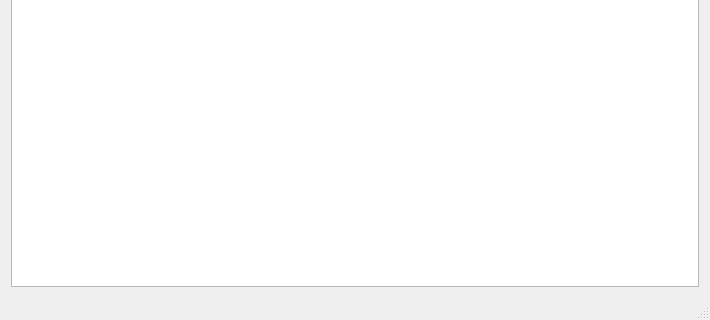
The window that MicrologicIDE.ui (labbish/MicrologicIDE) describes before a commit, drawn with Qt 5; both pictures show x 0 to 710 and y 257 to 577 of the 710 by 577 pixel window.
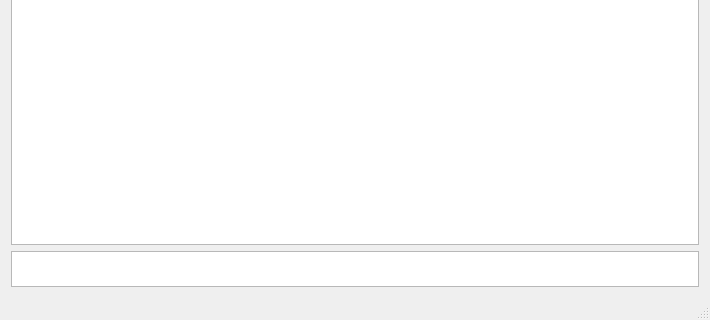
The same window after the commit. Icons and pictures are not drawn.

Patch:
```diff
--- a/MicrologicIDE.ui
+++ b/MicrologicIDE.ui
@@ -17,13 +17,35 @@
    <layout class="QVBoxLayout" name="verticalLayout">
     <item>
      <widget class="QTextEdit" name="textEdit">
+      <property name="sizePolicy">
+       <sizepolicy hsizetype="Expanding" vsizetype="Expanding">
+        <horstretch>0</horstretch>
+        <verstretch>0</verstretch>
+       </sizepolicy>
+      </property>
       <property name="font">
        <font>
+        <family>Consolas</family>
         <pointsize>10</pointsize>
        </font>
       </property>
      </widget>
     </item>
+    <item>
+     <widget class="QTextBrowser" name="debugText">
+      <property name="maximumSize">
+       <size>
+        <width>16777215</width>
+        <height>36</height>
+       </size>
+      </property>
+      <property name="font">
+       <font>
+        <family>Consolas</family>
+       </font>
+      </property>
+     </widget>
+    </item>
    </layout>
   </widget>
   <widget class="QMenuBar" name="menuBar">
```
